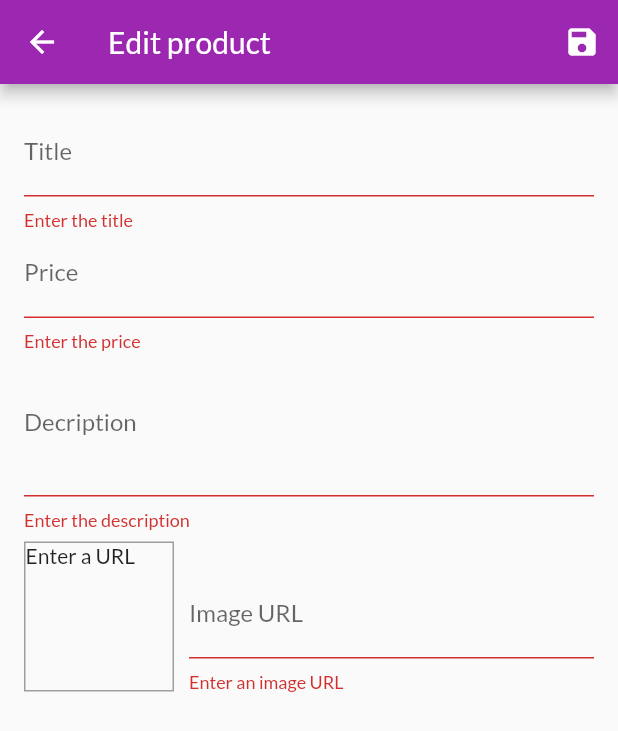
After one commit to artur-sobolewski/flutter_shop_app, a Flutter app: the EditProductScreen screen opened by its route, after a tap on the "save" icon, on a phone screen of 412 x 824 dp. The commit adds this screen. Shown: the top 731 px of the screen. Run offline on Flutter 3.47's test engine with Material 2 defaults, Android fonts, the phone set to English and light mode, and no system bars; network calls fail.

Commit message:
Added products managing

```diff
--- a/lib/main.dart
+++ b/lib/main.dart
@@ -1,4 +1,5 @@
 import 'package:flutter/material.dart';
+import './screens/edit_product_screen.dart';
 import './screens/orders_screen.dart';
 import './providers/orders.dart';
 import './screens/cart_screen.dart';
@@ -6,6 +7,7 @@ import '../providers/cart.dart';
 import './screens/product_detail_screen.dart';
 import './screens/products_overview_screen.dart';
 import './providers/products.dart';
+import './screens/user_products_screen.dart';
 import 'package:provider/provider.dart';
 
 void main() => runApp(MyApp());
@@ -37,6 +39,8 @@ class MyApp extends StatelessWidget {
           ProductDetailScreen.routeName: (ctx) => ProductDetailScreen(),
           CartScreen.routeName: (ctx) => CartScreen(),
           OrdersScreen.routeName: (ctx) => OrdersScreen(),
+          UserProductsScreen.routeName: (ctx) => UserProductsScreen(),
+          EditProductScreen.routeName: (ctx) => EditProductScreen(),
         },
       ),
     );
--- a/lib/providers/products.dart
+++ b/lib/providers/products.dart
@@ -54,18 +54,28 @@ class Products with ChangeNotifier {
     return _items.firstWhere((prod) => prod.id == id);
   }
 
-  void addProduct() {
-    // _items.add(value);
+  void addProduct(Product product) {
+    final newProduct = Product(
+      id: DateTime.now().toString(),
+      title: product.title,
+      description: product.description,
+      price: product.price,
+      imageUrl: product.imageUrl,
+    );
+    _items.add(newProduct);
     notifyListeners();
   }
 
-  // void showFavoritesOnly() {
-  //   _showFavoritesOnly = true;
-  //   notifyListeners();
-  // }
+  void updateProduct(String id, Product newProduct) {
+    final prodIndex = _items.indexWhere((prod) => prod.id == id);
+    if (prodIndex >= 0) {
+      _items[prodIndex] = newProduct;
+      notifyListeners();
+    }
+  }
 
-  // void showAll() {
-  //   _showFavoritesOnly = false;
-  //   notifyListeners();
-  // }
+  void deleteProduct(String id) {
+    _items.removeWhere((prod) => prod.id == id);
+    notifyListeners();
+  }
 }
--- /dev/null
+++ b/lib/screens/edit_product_screen.dart
@@ -0,0 +1,277 @@
+import 'package:flutter/material.dart';
+import 'package:provider/provider.dart';
+
+import '../providers/products.dart';
+import '../providers/product.dart';
+
+class EditProductScreen extends StatefulWidget {
+  static const routeName = '/edit-product';
+  @override
+  State<EditProductScreen> createState() => _EditProductScreenState();
+}
+
+class _EditProductScreenState extends State<EditProductScreen> {
+  final _priceFocusNode = FocusNode();
+  final _decriptionFocusNode = FocusNode();
+  final _imageUrlFocusNode = FocusNode();
+  final _imageUrlController = TextEditingController();
+  final _form = GlobalKey<FormState>();
+  var _editedProduct = Product(
+    id: null,
+    title: '',
+    description: '',
+    price: 0,
+    imageUrl: '',
+  );
+  var _initValues = {
+    'title': '',
+    'description': '',
+    'price': '',
+    'imageUrl': '',
+  };
+  var _isInit = false;
+
+  @override
+  void didChangeDependencies() {
+    if (!_isInit) {
+      final id = ModalRoute.of(context).settings.arguments as String;
+      if (id != null) {
+        _editedProduct =
+            Provider.of<Products>(context, listen: false).findById(id);
+        _initValues = {
+          'title': _editedProduct.title,
+          'description': _editedProduct.description,
+          'price': _editedProduct.price.toString(),
+          'imageUrl': '',
+        };
+        _imageUrlController.text = _editedProduct.imageUrl;
+      }
+      _isInit = true;
+    }
+    super.didChangeDependencies();
+  }
+
+  @override
+  void initState() {
+    _imageUrlFocusNode.addListener(_updateImageUrl);
+    super.initState();
+  }
+
+  @override
+  void dispose() {
+    _imageUrlFocusNode.removeListener(_updateImageUrl);
+    _priceFocusNode.dispose();
+    _decriptionFocusNode.dispose();
+    _imageUrlController.dispose();
+    _imageUrlFocusNode.dispose();
+    super.dispose();
+  }
+
+  void _updateImageUrl() {
+    if (!_imageUrlFocusNode.hasFocus) {
+      if (_imageUrlController.text.isEmpty ||
+          (!_imageUrlController.text.startsWith('http') &&
+                  !_imageUrlController.text.startsWith('https') ||
+              (!_imageUrlController.text.endsWith('.png') &&
+                  !_imageUrlController.text.endsWith('.jpg') &&
+                  !_imageUrlController.text.endsWith('.jpeg')))) {
+        return;
+      }
+      setState(() {});
+    }
+  }
+
+  void _saveForm() {
+    if (_form.currentState.validate()) {
+      _form.currentState.save();
+      if (_editedProduct.id != null) {
+        Provider.of<Products>(context, listen: false)
+            .updateProduct(_editedProduct.id, _editedProduct);
+      } else {
+        Provider.of<Products>(context, listen: false)
+            .addProduct(_editedProduct);
+      }
+      Navigator.of(context).pop();
+    } else {
+      return;
+    }
+  }
+
+  @override
+  Widget build(BuildContext context) {
+    return Scaffold(
+      appBar: AppBar(
+        title: Text('Edit product'),
+        actions: <Widget>[
+          IconButton(
+            onPressed: _saveForm,
+            icon: Icon(Icons.save),
+          ),
+        ],
+      ),
+      body: Padding(
+        padding: const EdgeInsets.all(16.0),
+        child: Form(
+          key: _form,
+          child: ListView(
+            children: <Widget>[
+              TextFormField(
+                initialValue: _initValues['title'],
+                decoration: InputDecoration(
+                  labelText: 'Title',
+                ),
+                textInputAction: TextInputAction.next,
+                onFieldSubmitted: (_) {
+                  FocusScope.of(context).requestFocus(_priceFocusNode);
+                },
+                validator: (value) {
+                  if (value.isEmpty) {
+                    return 'Enter the title';
+                  } else {
+                    return null;
+                  }
+                },
+                onSaved: (value) {
+                  _editedProduct = Product(
+                    id: _editedProduct.id,
+                    isFavorite: _editedProduct.isFavorite,
+                    title: value,
+                    description: _editedProduct.description,
+                    price: _editedProduct.price,
+                    imageUrl: _editedProduct.imageUrl,
+                  );
+                },
+              ),
+              TextFormField(
+                initialValue: _initValues['price'],
+                decoration: InputDecoration(
+                  labelText: 'Price',
+                ),
+                textInputAction: TextInputAction.next,
+                keyboardType: TextInputType.number,
+                focusNode: _priceFocusNode,
+                onFieldSubmitted: (_) {
+                  FocusScope.of(context).requestFocus(_decriptionFocusNode);
+                },
+                validator: (value) {
+                  if (value.isEmpty) {
+                    return 'Enter the price';
+                  } else if (double.tryParse(value) == null) {
+                    return 'Enter the valid number';
+                  } else if (double.tryParse(value) <= 0) {
+                    return 'The price can\'t be negative';
+                  } else {
+                    return null;
+                  }
+                },
+                onSaved: (value) {
+                  _editedProduct = Product(
+                    id: _editedProduct.id,
+                    isFavorite: _editedProduct.isFavorite,
+                    title: _editedProduct.title,
+                    description: _editedProduct.description,
+                    price: double.parse(value),
+                    imageUrl: _editedProduct.imageUrl,
+                  );
+                },
+              ),
+              TextFormField(
+                initialValue: _initValues['description'],
+                decoration: InputDecoration(
+                  labelText: 'Decription',
+                ),
+                maxLines: 3,
+                // textInputAction: TextInputAction.next,
+                keyboardType: TextInputType.multiline,
+                focusNode: _decriptionFocusNode,
+                onFieldSubmitted: (_) {
+                  FocusScope.of(context).requestFocus(_imageUrlFocusNode);
+                },
+                validator: (value) {
+                  if (value.isEmpty) {
+                    return 'Enter the description';
+                  } else if (value.length < 10) {
+                    return 'Should be at least 10 characters long';
+                  } else {
+                    return null;
+                  }
+                },
+                onSaved: (value) {
+                  _editedProduct = Product(
+                    id: _editedProduct.id,
+                    isFavorite: _editedProduct.isFavorite,
+                    title: _editedProduct.title,
+                    description: value,
+                    price: _editedProduct.price,
+                    imageUrl: _editedProduct.imageUrl,
+                  );
+                },
+              ),
+              Row(
+                crossAxisAlignment: CrossAxisAlignment.end,
+                children: <Widget>[
+                  Container(
+                    height: 100,
+                    width: 100,
+                    margin: EdgeInsets.only(top: 8, right: 10),
+                    decoration: BoxDecoration(
+                      border: Border.all(
+                        width: 1,
+                        color: Colors.grey,
+                      ),
+                    ),
+                    child: _imageUrlController.text.isEmpty
+                        ? Text('Enter a URL')
+                        : FittedBox(
+                            child: Image.network(
+                              _imageUrlController.text,
+                              fit: BoxFit.cover,
+                            ),
+                          ),
+                  ),
+                  Expanded(
+                    child: TextFormField(
+                      decoration: InputDecoration(labelText: 'Image URL'),
+                      keyboardType: TextInputType.url,
+                      textInputAction: TextInputAction.done,
+                      controller: _imageUrlController,
+                      focusNode: _imageUrlFocusNode,
+                      onEditingComplete: () {
+                        setState(() {});
+                      },
+                      validator: (value) {
+                        if (value.isEmpty) {
+                          return 'Enter an image URL';
+                        } else if (!value.startsWith('http') &&
+                            !value.startsWith('https')) {
+                          return 'It\'s not an URL';
+                        } else if (!value.endsWith('.png') &&
+                            !value.endsWith('.jpg') &&
+                            !value.endsWith('.jpeg')) {
+                          return 'It\'s not an image address';
+                        } else {
+                          return null;
+                        }
+                      },
+                      onFieldSubmitted: (_) => _saveForm(),
+                      onSaved: (value) {
+                        _editedProduct = Product(
+                          id: _editedProduct.id,
+                          isFavorite: _editedProduct.isFavorite,
+                          title: _editedProduct.title,
+                          description: _editedProduct.description,
+                          price: _editedProduct.price,
+                          imageUrl: value,
+                        );
+                      },
+                    ),
+                  ),
+                ],
+              ),
+            ],
+          ),
+        ),
+      ),
+    );
+  }
+}
```
Also changed, not shown: lib/providers/cart.dart (+20 -0 lines), lib/screens/user_products_screen.dart (added, +44 -0 lines), lib/widgets/cart_item.dart (+23 -0 lines), lib/widgets/main_drawer.dart (+11 -1 lines), lib/widgets/product_item.dart (+18 -0 lines), lib/widgets/user_product_item.dart (added, +44 -0 lines).
